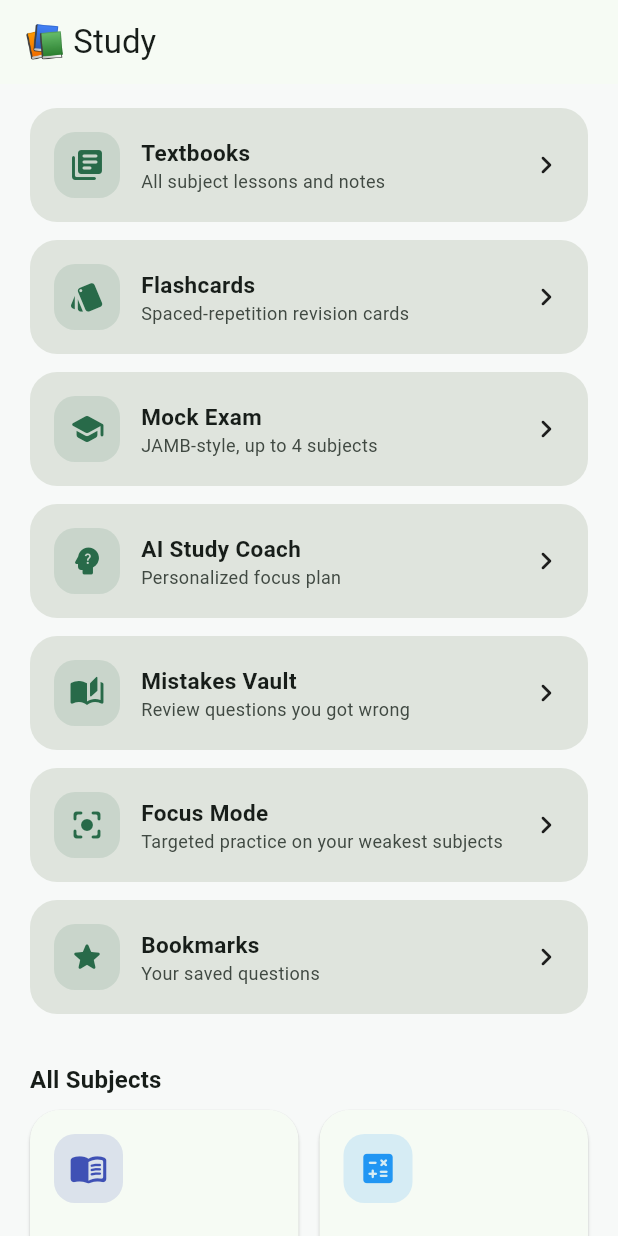
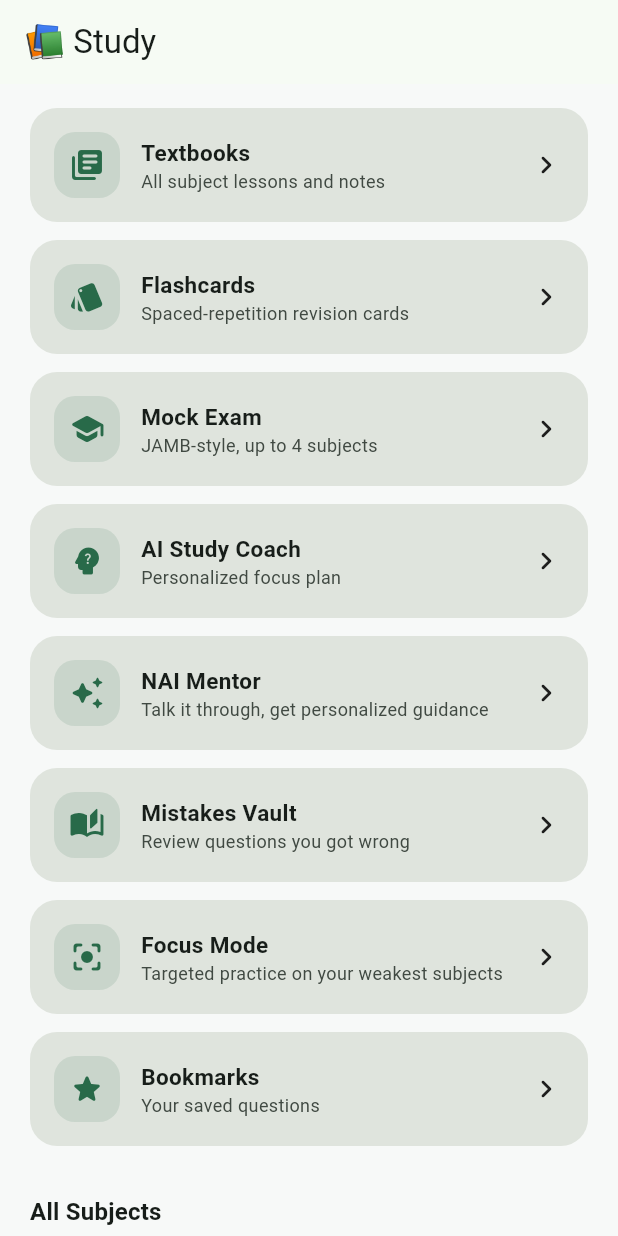
Before and after one commit to zetrasystemsq8-beep/naijalearn, a Flutter app: the _StudyTab screen opened directly with empty values, on a phone screen of 412 x 824 dp. Run offline on Flutter 3.47's test engine with Material 3 defaults, Android fonts, the phone set to English and light mode, and no system bars; our stand-ins replace flutter_dotenv, flutter_local_notifications, shared_preferences, supabase_flutter, timezone; accounts and stored records are empty.

Commit message:
Add NAI Mentor option to the menu

```diff
--- a/lib/main.dart
+++ b/lib/main.dart
@@ -1514,6 +1514,7 @@ class _StudyTab extends StatelessWidget {
                   _MenuTile(icon: Icons.style_rounded, label: 'Flashcards', subtitle: 'Spaced-repetition revision cards', onTap: () => Navigator.of(context).push(MaterialPageRoute(builder: (_) => const FlashcardsScreen()))),
                   _MenuTile(icon: Icons.school_rounded, label: 'Mock Exam', subtitle: 'JAMB-style, up to 4 subjects', onTap: () => Navigator.of(context).push(MaterialPageRoute(builder: (_) => const MockExamScreen()))),
                   _MenuTile(icon: Icons.psychology_alt_rounded, label: 'AI Study Coach', subtitle: 'Personalized focus plan', onTap: () => Navigator.of(context).push(MaterialPageRoute(builder: (_) => const StudyCoachScreen()))),
+                  _MenuTile(icon: Icons.auto_awesome_rounded, label: 'NAI Mentor', subtitle: 'Talk it through, get personalized guidance', onTap: () => Navigator.of(context).push(MaterialPageRoute(builder: (_) => const NaiMentorScreen()))),
                   _MenuTile(icon: Icons.auto_stories_rounded, label: 'Mistakes Vault', subtitle: 'Review questions you got wrong', onTap: () => Navigator.of(context).push(MaterialPageRoute(builder: (_) => const MistakesVaultScreen()))),
                   _MenuTile(icon: Icons.center_focus_strong_rounded, label: 'Focus Mode', subtitle: 'Targeted practice on your weakest subjects', onTap: () => Navigator.of(context).push(MaterialPageRoute(builder: (_) => const FocusModeScreen()))),
                   _MenuTile(icon: Icons.star_rounded, label: 'Bookmarks', subtitle: 'Your saved questions', onTap: () => Navigator.of(context).push(MaterialPageRoute(builder: (_) => const BookmarksScreen()))),
```
